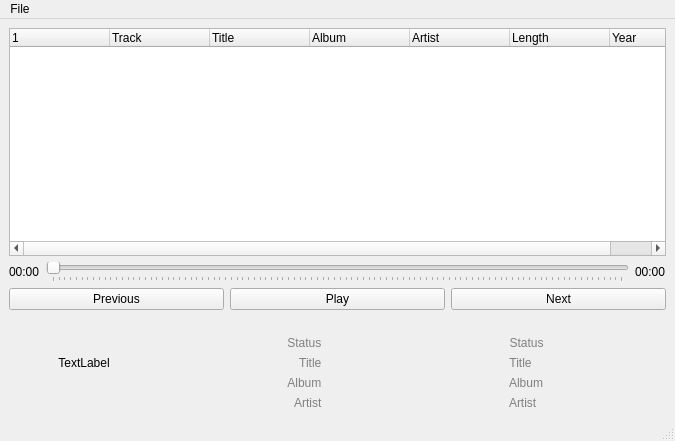
Old version of the form ui/max.ui in the repository twincie/max.
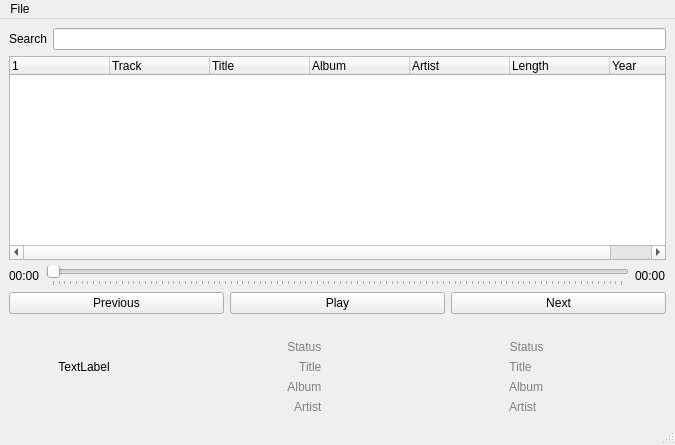
New version of the form.

The edit to the form file:
```diff
--- a/ui/max.ui
+++ b/ui/max.ui
@@ -7,7 +7,7 @@
     <x>0</x>
     <y>0</y>
     <width>675</width>
-    <height>441</height>
+    <height>445</height>
    </rect>
   </property>
   <property name="windowTitle">
@@ -15,6 +15,20 @@
   </property>
   <widget class="QWidget" name="centralwidget">
    <layout class="QVBoxLayout" name="verticalLayout_2">
+    <item>
+     <layout class="QHBoxLayout" name="horizontalLayout_4">
+      <item>
+       <widget class="QLabel" name="label_10">
+        <property name="text">
+         <string>Search</string>
+        </property>
+       </widget>
+      </item>
+      <item>
+       <widget class="QLineEdit" name="searchbar"/>
+      </item>
+     </layout>
+    </item>
     <item>
      <widget class="QTreeWidget" name="treeWidget">
       <property name="alternatingRowColors">
```
